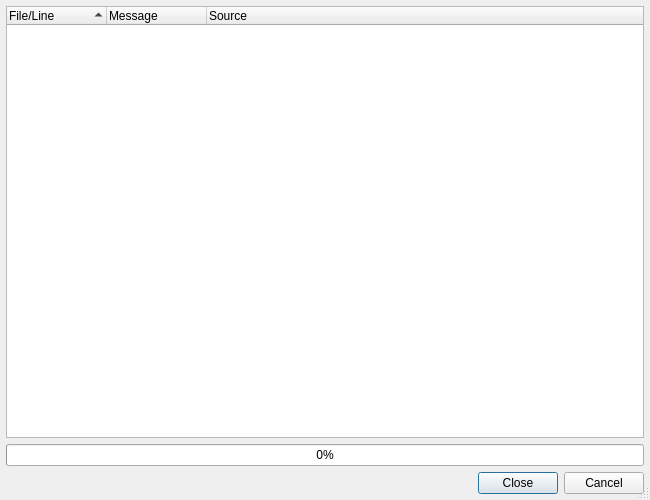
The window that Plugins/CheckerPlugins/SyntaxChecker/SyntaxCheckerDialog.ui (testmana2/test) describes before a commit, drawn with Qt 5.
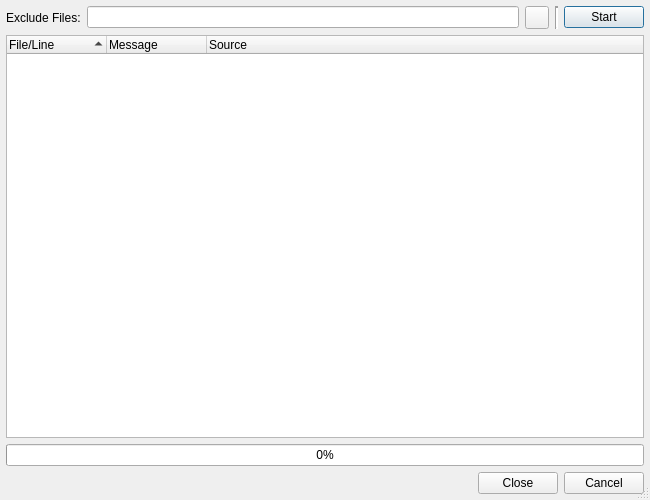
The same window after the commit.

Commit message: Added filename filters to the syntax checker and tabnanny dialogs.

What changed in the file:
```diff
--- a/Plugins/CheckerPlugins/SyntaxChecker/SyntaxCheckerDialog.ui
+++ b/Plugins/CheckerPlugins/SyntaxChecker/SyntaxCheckerDialog.ui
@@ -21,7 +21,66 @@
   <property name="sizeGripEnabled">
    <bool>true</bool>
   </property>
-  <layout class="QVBoxLayout">
+  <layout class="QVBoxLayout" name="verticalLayout">
+   <item>
+    <widget class="QFrame" name="filterFrame">
+     <property name="frameShape">
+      <enum>QFrame::NoFrame</enum>
+     </property>
+     <property name="frameShadow">
+      <enum>QFrame::Raised</enum>
+     </property>
+     <layout class="QHBoxLayout" name="horizontalLayout">
+      <property name="margin">
+       <number>0</number>
+      </property>
+      <item>
+       <widget class="QLabel" name="label_2">
+        <property name="text">
+         <string>Exclude Files:</string>
+        </property>
+       </widget>
+      </item>
+      <item>
+       <widget class="QLineEdit" name="excludeFilesEdit">
+        <property name="toolTip">
+         <string>Enter filename patterns of files to be excluded separated by a comma</string>
+        </property>
+       </widget>
+      </item>
+      <item>
+       <widget class="QToolButton" name="clearButton">
+        <property name="toolTip">
+         <string>Press to clear the filter edit</string>
+        </property>
+        <property name="text">
+         <string/>
+        </property>
+       </widget>
+      </item>
+      <item>
+       <widget class="Line" name="line">
+        <property name="lineWidth">
+         <number>2</number>
+        </property>
+        <property name="orientation">
+         <enum>Qt::Vertical</enum>
+        </property>
+       </widget>
+      </item>
+      <item>
+       <widget class="QPushButton" name="startButton">
+        <property name="toolTip">
+         <string>Press to start the syntax check run</string>
+        </property>
+        <property name="text">
+         <string>Start</string>
+        </property>
+       </widget>
+      </item>
+     </layout>
+    </widget>
+   </item>
    <item>
     <widget class="QTreeWidget" name="resultList">
      <property name="whatsThis">
```
Left out of the diff: 23 changed lines with no effect on the pictures. The commit also changes 21 other files.
